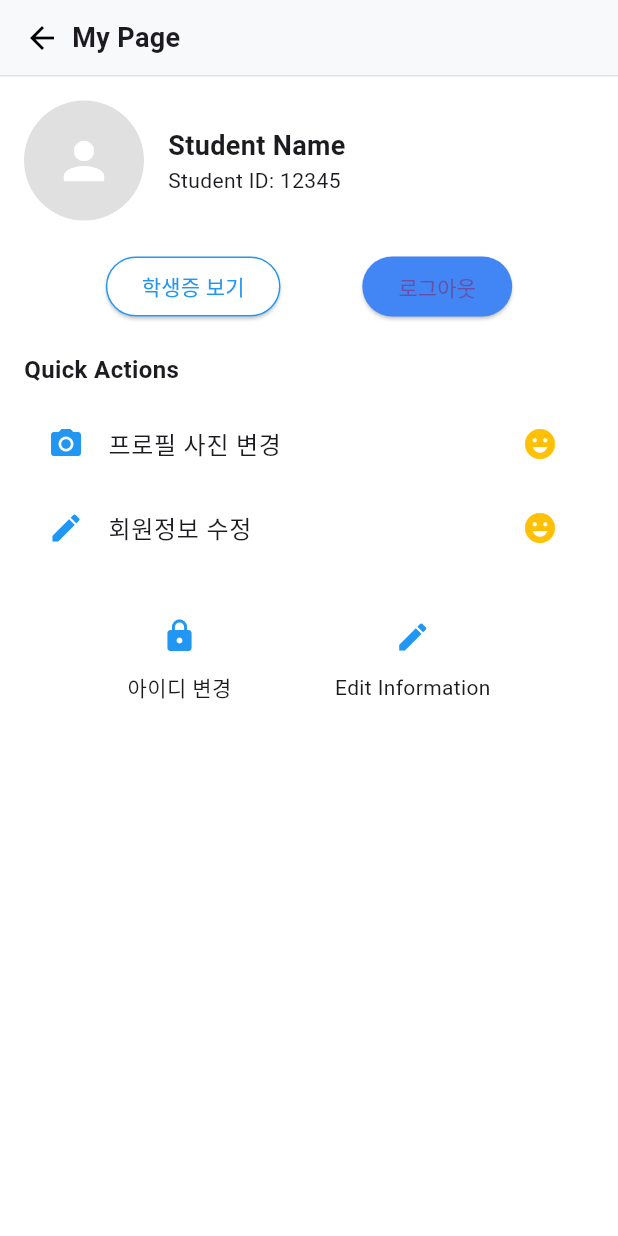
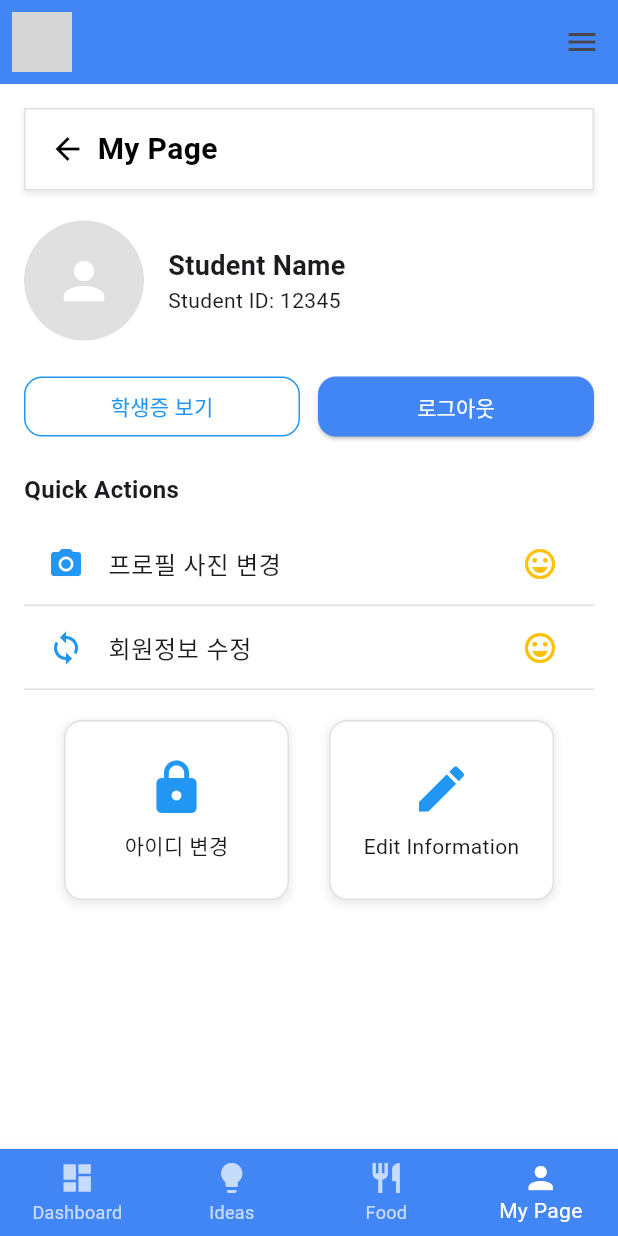
Before and after one commit to KyeongJooni/KKSC-FrontEnd, a Flutter app: the MyPageScreen screen opened directly, on a phone screen of 412 x 824 dp. Run offline on Flutter 3.47's test engine with Material 3 defaults, Android fonts, the phone set to English and light mode, and no system bars; our stand-ins replace flutter_riverpod, google_fonts, smooth_page_indicator; project files that could hold a hidden picture were left out; grey boxes are pictures that could not be loaded.

Commit message:
Update Mypage.dart
My Page 부분에 박스 생성
프로필 사진 변경, 회원정보 수정에 구분 선 생성
아이디 변경과 Edit Information에 박스 생성

```diff
--- a/lib/Screen/Mypage/Mypage.dart
+++ b/lib/Screen/Mypage/Mypage.dart
@@ -22,36 +22,58 @@ class MyPageScreen extends StatelessWidget {
   @override
   Widget build(BuildContext context) {
     return Scaffold(
-      backgroundColor: Colors.white, // 바탕화면 색깔 설정
-      body: Column(
+      backgroundColor: Colors.white,
+      appBar: AppBar(
+        backgroundColor: const Color(0xFF4285F4),
+        leading: Padding(
+          padding: const EdgeInsets.all(8.0),
+          child: Image.asset('assets/gachon_logo.jpg', fit: BoxFit.contain),
+        ),
+        actions: [
+          IconButton(
+            icon: const Icon(Icons.menu),
+            onPressed: () {},
+          ),
+        ],
+      ),
+      body: Padding(
+        padding: const EdgeInsets.all(16.0),
+        child: Column(
           crossAxisAlignment: CrossAxisAlignment.start,
           children: [
-          // 로고 아래 "My Page" 칸 추가
+            // My Page 영역 추가
             Container(
-            color: const Color(0xFFF8F9FA), // 부드러운 회색 배경으로 구분
-            padding: const EdgeInsets.symmetric(vertical: 12.0, horizontal: 16.0),
+              width: double.infinity, // 전체 너비
+              padding: const EdgeInsets.symmetric(vertical: 12, horizontal: 16), // 내부 여백
+              decoration: BoxDecoration(
+                color: Colors.white, // 배경색
+                border: Border.all(color: Colors.grey.shade300, width: 1), // 얇은 테두리 추가
+                boxShadow: [
+                  BoxShadow(
+                    color: Colors.grey.withOpacity(0.2), // 미세한 그림자
+                    spreadRadius: 1,
+                    blurRadius: 2,
+                    offset: const Offset(0, 2), // 그림자 위치
+                  ),
+                ],
+              ),
               child: Row(
                 children: const [
                   Icon(Icons.arrow_back, color: Colors.black), // 뒤로가기 아이콘
                   SizedBox(width: 8),
                   Text(
-                  "My Page",
-                  style: TextStyle(fontSize: 18, fontWeight: FontWeight.bold),
+                    'My Page',
+                    style: TextStyle(
+                      fontSize: 20,
+                      fontWeight: FontWeight.bold,
+                      color: Colors.black, // 글자 색상
+                    ),
                   ),
                 ],
               ),
             ),
-          // 구분을 위한 얇은 선 추가 (투명도 부여)
-          Container(
-            height: 1,
-            color: Colors.grey.withOpacity(0.3),
-          ),
-          Expanded(
-            child: Padding(
-              padding: const EdgeInsets.all(16.0),
-              child: Column(
-                crossAxisAlignment: CrossAxisAlignment.start,
-                children: [
+            const SizedBox(height: 20),
+            // Student Name 영역
             Row(
               children: [
                 CircleAvatar(
@@ -74,27 +96,31 @@ class MyPageScreen extends StatelessWidget {
             ),
             const SizedBox(height: 20),
             Row(
-                    mainAxisAlignment: MainAxisAlignment.spaceEvenly,
               children: [
-                      ElevatedButton(
-                        onPressed: () {
-                          // 학생증 보기 기능
-                        },
-                        style: ElevatedButton.styleFrom(
+                Expanded(
+                  child: OutlinedButton(
+                    onPressed: () {},
+                    style: OutlinedButton.styleFrom(
+                      shape: RoundedRectangleBorder(
+                        borderRadius: BorderRadius.circular(12),
+                      ),
                       side: const BorderSide(color: Colors.blue),
-                          backgroundColor: Colors.white,
-                          foregroundColor: Colors.blue,
                     ),
-                        child: const Text('학생증 보기'),
+                    child: const Text('학생증 보기', style: TextStyle(color: Colors.blue)),
                   ),
-                      ElevatedButton(
-                        onPressed: () {
-                          // 로그아웃 기능
-                        },
+                ),
+                const SizedBox(width: 12),
+                Expanded(
+                  child: ElevatedButton(
+                    onPressed: () {},
                     style: ElevatedButton.styleFrom(
                       backgroundColor: const Color(0xFF4285F4),
+                      shape: RoundedRectangleBorder(
+                        borderRadius: BorderRadius.circular(12),
                       ),
-                        child: const Text('로그아웃'),
+                    ),
+                    child: const Text('로그아웃', style: TextStyle(color: Colors.white)),
+                  ),
                 ),
               ],
             ),
@@ -104,54 +130,102 @@ class MyPageScreen extends StatelessWidget {
               style: TextStyle(fontSize: 16, fontWeight: FontWeight.bold),
             ),
             const SizedBox(height: 10),
+            Column(
+              children: [
                 ListTile(
                   leading: const Icon(Icons.camera_alt, color: Colors.blue),
                   title: const Text('프로필 사진 변경'),
-                    trailing: const Icon(Icons.emoji_emotions, color: Colors.amber),
-                    onTap: () {
-                      // 프로필 사진 변경 기능
-                    },
+                  trailing: const Icon(Icons.emoji_emotions_outlined, color: Colors.amber),
+                  onTap: () {},
+                ),
+                Divider(
+                  thickness: 1,
+                  height: 0,
+                  color: Colors.grey.shade300,
                 ),
                 ListTile(
-                    leading: const Icon(Icons.edit, color: Colors.blue),
+                  leading: const Icon(Icons.sync, color: Colors.blue),
                   title: const Text('회원정보 수정'),
-                    trailing: const Icon(Icons.emoji_emotions, color: Colors.amber),
-                    onTap: () {
-                      // 회원정보 수정 기능
-                    },
+                  trailing: const Icon(Icons.emoji_emotions_outlined, color: Colors.amber),
+                  onTap: () {},
+                ),
+                Divider(
+                  thickness: 1,
+                  height: 0,
+                  color: Colors.grey.shade300,
+                ),
+              ],
             ),
             const SizedBox(height: 20),
             Row(
               mainAxisAlignment: MainAxisAlignment.spaceEvenly,
               children: [
-                      Column(
-                        children: [
-                          IconButton(
-                            icon: const Icon(Icons.lock, color: Colors.blue),
-                            onPressed: () {
-                              // 아이디 변경 기능
-                            },
+                Container(
+                  width: 150,
+                  height: 120,
+                  decoration: BoxDecoration(
+                    color: Colors.white,
+                    border: Border.all(color: Colors.grey.shade300),
+                    borderRadius: BorderRadius.circular(12),
+                    boxShadow: [
+                      BoxShadow(
+                        color: Colors.grey.withOpacity(0.2),
+                        spreadRadius: 1,
+                        blurRadius: 4,
+                        offset: const Offset(0, 2),
                       ),
-                          const Text('아이디 변경'),
                     ],
                   ),
-                      Column(
-                        children: [
-                          IconButton(
-                            icon: const Icon(Icons.edit, color: Colors.blue),
-                            onPressed: () {
-                              // 정보 수정 기능
-                            },
+                  child: Column(
+                    mainAxisAlignment: MainAxisAlignment.center,
+                    children: const [
+                      Icon(Icons.lock, size: 40, color: Colors.blue),
+                      SizedBox(height: 8),
+                      Text('아이디 변경', style: TextStyle(fontSize: 14)),
+                    ],
                   ),
-                          const Text('Edit Information'),
+                ),
+                Container(
+                  width: 150,
+                  height: 120,
+                  decoration: BoxDecoration(
+                    color: Colors.white,
+                    border: Border.all(color: Colors.grey.shade300),
+                    borderRadius: BorderRadius.circular(12),
+                    boxShadow: [
+                      BoxShadow(
+                        color: Colors.grey.withOpacity(0.2),
+                        spreadRadius: 1,
+                        blurRadius: 4,
+                        offset: const Offset(0, 2),
+                      ),
                     ],
+                  ),
+                  child: Column(
+                    mainAxisAlignment: MainAxisAlignment.center,
+                    children: const [
+                      Icon(Icons.edit, size: 40, color: Colors.blue),
+                      SizedBox(height: 8),
+                      Text('Edit Information', style: TextStyle(fontSize: 14)),
+                    ],
+                  ),
                 ),
               ],
             ),
           ],
         ),
       ),
-          ),
+      bottomNavigationBar: BottomNavigationBar(
+        backgroundColor: const Color(0xFF4285F4),
+        selectedItemColor: Colors.white,
+        unselectedItemColor: Colors.white70,
+        currentIndex: 3,
+        type: BottomNavigationBarType.fixed,
+        items: const [
+          BottomNavigationBarItem(icon: Icon(Icons.dashboard), label: 'Dashboard'),
+          BottomNavigationBarItem(icon: Icon(Icons.lightbulb), label: 'Ideas'),
+          BottomNavigationBarItem(icon: Icon(Icons.restaurant), label: 'Food'),
+          BottomNavigationBarItem(icon: Icon(Icons.person), label: 'My Page'),
         ],
       ),
     );
```
Lines whose indentation alone changed are shown as unchanged.
